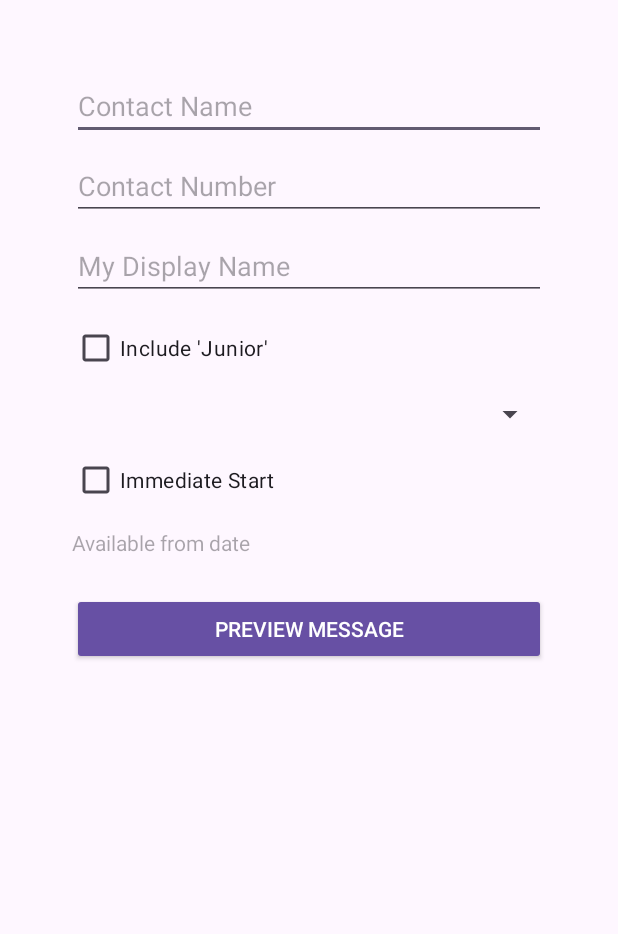
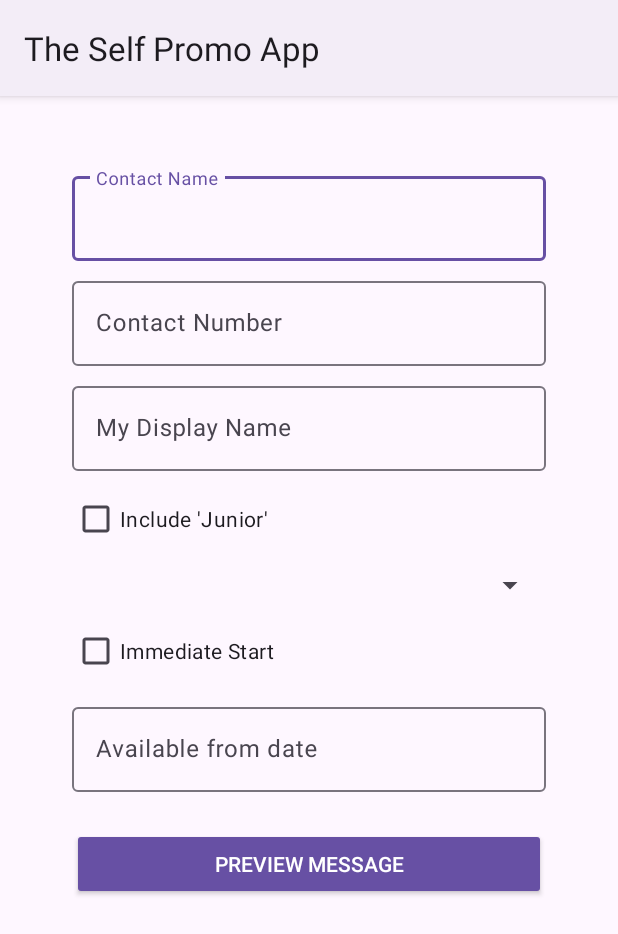
Before and after one commit to kem79/My-Self-Promo-App, an Android app: the screen it shows after launch (MainActivity), on a phone screen of 412 x 824 dp. Shown: the top 934 px of the screen. Run offline under Robolectric (Android 15) with nearby library versions, the phone set to English and light mode, and no system bars.

Commit message:
add material components for Android dependency #3

```diff
--- a/app/build.gradle.kts
+++ b/app/build.gradle.kts
@@ -36,7 +36,6 @@ android {
 }
 
 dependencies {
-
     implementation(libs.androidx.core.ktx)
     implementation(libs.androidx.appcompat)
     implementation(libs.material)
@@ -45,4 +44,5 @@ dependencies {
     testImplementation(libs.junit)
     androidTestImplementation(libs.androidx.junit)
     androidTestImplementation(libs.androidx.espresso.core)
+    implementation(libs.material)
 }
--- a/app/src/main/res/layout/activity_main.xml
+++ b/app/src/main/res/layout/activity_main.xml
@@ -10,25 +10,47 @@
         android:orientation="vertical"
         android:padding="48dp">
 
-        <EditText
-            android:id="@+id/edit_text_contact_name"
+        <com.google.android.material.textfield.TextInputLayout
             android:layout_width="match_parent"
             android:layout_height="wrap_content"
-            android:hint="Contact Name" />
+            android:hint="Contact Name">
 
-        <EditText
-            android:id="@+id/edit_text_contact_number"
+            <com.google.android.material.textfield.TextInputEditText
+                android:id="@+id/edit_text_contact_name"
+                android:layout_width="match_parent"
+                android:layout_height="wrap_content"
+                android:inputType="textCapWords"
+                tools:text="John" />
+        </com.google.android.material.textfield.TextInputLayout>
+
+
+        <com.google.android.material.textfield.TextInputLayout
             android:layout_width="match_parent"
             android:layout_height="wrap_content"
             android:layout_marginTop="8dp"
-            android:hint="Contact Number" />
+            android:hint="Contact Number">
 
-        <EditText
-            android:id="@+id/edit_text_my_display_name"
+            <com.google.android.material.textfield.TextInputEditText
+                android:id="@+id/edit_text_contact_number"
+                android:layout_width="match_parent"
+                android:layout_height="wrap_content"
+                android:inputType="phone"
+                tools:text="0844507890" />
+        </com.google.android.material.textfield.TextInputLayout>
+
+        <com.google.android.material.textfield.TextInputLayout
             android:layout_width="match_parent"
             android:layout_height="wrap_content"
             android:layout_marginTop="8dp"
-            android:hint="My Display Name" />
+            android:hint="My Display Name">
+
+            <com.google.android.material.textfield.TextInputEditText
+                android:id="@+id/edit_text_my_display_name"
+                android:layout_width="match_parent"
+                android:layout_height="wrap_content"
+                android:inputType="textCapWords"
+                tools:text="Joe" />
+        </com.google.android.material.textfield.TextInputLayout>
 
         <CheckBox
             android:id="@+id/check_box_junior"
@@ -51,12 +73,19 @@
             android:layout_marginTop="8dp"
             android:text="Immediate Start" />
 
-        <TextView
-            android:id="@+id/edit_text_start_date"
+        <com.google.android.material.textfield.TextInputLayout
             android:layout_width="match_parent"
             android:layout_height="wrap_content"
             android:layout_marginTop="8dp"
-            android:hint="Available from date" />
+            android:hint="Available from date">
+
+            <com.google.android.material.textfield.TextInputEditText
+                android:id="@+id/edit_text_start_date"
+                android:layout_width="match_parent"
+                android:layout_height="wrap_content"
+                android:inputType="date"
+                tools:text="12/12/2024" />
+        </com.google.android.material.textfield.TextInputLayout>
 
         <Button
             android:id="@+id/button_preview"
--- a/app/src/main/res/values/themes.xml
+++ b/app/src/main/res/values/themes.xml
@@ -1,6 +1,6 @@
 <resources xmlns:tools="http://schemas.android.com/tools">
     <!-- Base application theme. -->
-    <style name="Base.Theme.TheSelfPromoApp" parent="Theme.Material3.DayNight.NoActionBar">
+    <style name="Base.Theme.TheSelfPromoApp" parent="Theme.Material3.DayNight">
         <!-- Customize your light theme here. -->
         <!-- <item name="colorPrimary">@color/my_light_primary</item> -->
     </style>
```
